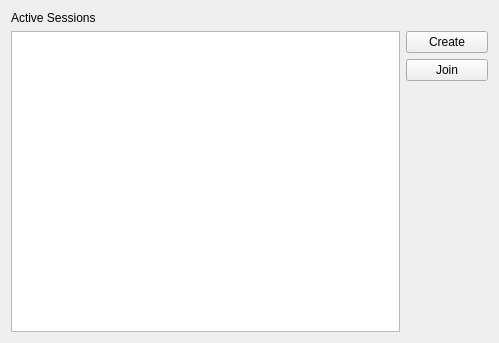
KDE/kte-collaborative, file src/connectionmanager.ui: the form before one commit.
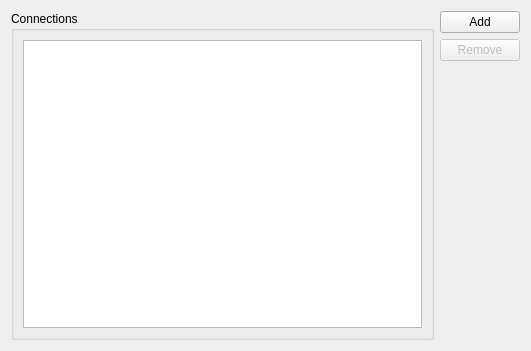
The form after the commit.

Commit message: Better connection manager layout.

The edit to the form file:
```diff
--- a/src/connectionmanager.ui
+++ b/src/connectionmanager.ui
@@ -5,43 +5,49 @@
    <rect>
     <x>0</x>
     <y>0</y>
-    <width>499</width>
-    <height>343</height>
+    <width>531</width>
+    <height>351</height>
    </rect>
   </property>
   <property name="windowTitle" >
    <string>Form</string>
   </property>
-  <layout class="QVBoxLayout" name="verticalLayout_2" >
-   <item>
-    <widget class="QLabel" name="label" >
-     <property name="text" >
-      <string>Active Sessions</string>
-     </property>
-    </widget>
-   </item>
-   <item>
     <layout class="QHBoxLayout" name="horizontalLayout" >
      <item>
+    <widget class="QGroupBox" name="groupBox" >
+     <property name="title" >
+      <string>Connections</string>
+     </property>
+     <layout class="QVBoxLayout" name="verticalLayout_2" >
+      <item>
       <widget class="QListWidget" name="sessionListWidget" >
        <property name="sortingEnabled" >
         <bool>true</bool>
        </property>
       </widget>
      </item>
+     </layout>
+     <zorder>verticalSpacer</zorder>
+     <zorder>verticalSpacer</zorder>
+     <zorder>sessionListWidget</zorder>
+    </widget>
+   </item>
      <item>
       <layout class="QVBoxLayout" name="verticalLayout" >
        <item>
         <widget class="QPushButton" name="sessionNewButton" >
          <property name="text" >
-          <string>Create</string>
+        <string>Add</string>
          </property>
         </widget>
        </item>
        <item>
-        <widget class="QPushButton" name="sessionJoinButton" >
+      <widget class="QPushButton" name="removeConnectionButton" >
+       <property name="enabled" >
+        <bool>false</bool>
+       </property>
          <property name="text" >
-          <string>Join</string>
+        <string>Remove</string>
          </property>
         </widget>
        </item>
@@ -52,8 +58,8 @@
          </property>
          <property name="sizeHint" stdset="0" >
           <size>
-           <width>82</width>
-           <height>168</height>
+         <width>79</width>
+         <height>208</height>
           </size>
          </property>
         </spacer>
@@ -61,8 +67,12 @@
       </layout>
      </item>
     </layout>
-   </item>
-  </layout>
+  <zorder>label</zorder>
+  <zorder>removeConnectionButton</zorder>
+  <zorder>groupBox</zorder>
+  <zorder>verticalSpacer</zorder>
+  <zorder></zorder>
+  <zorder>verticalSpacer</zorder>
  </widget>
  <resources/>
  <connections/>
```
Left out of the diff: 2 changed lines with no effect on the pictures. Lines whose indentation alone changed are shown as unchanged. The commit also changes 1 other file.
